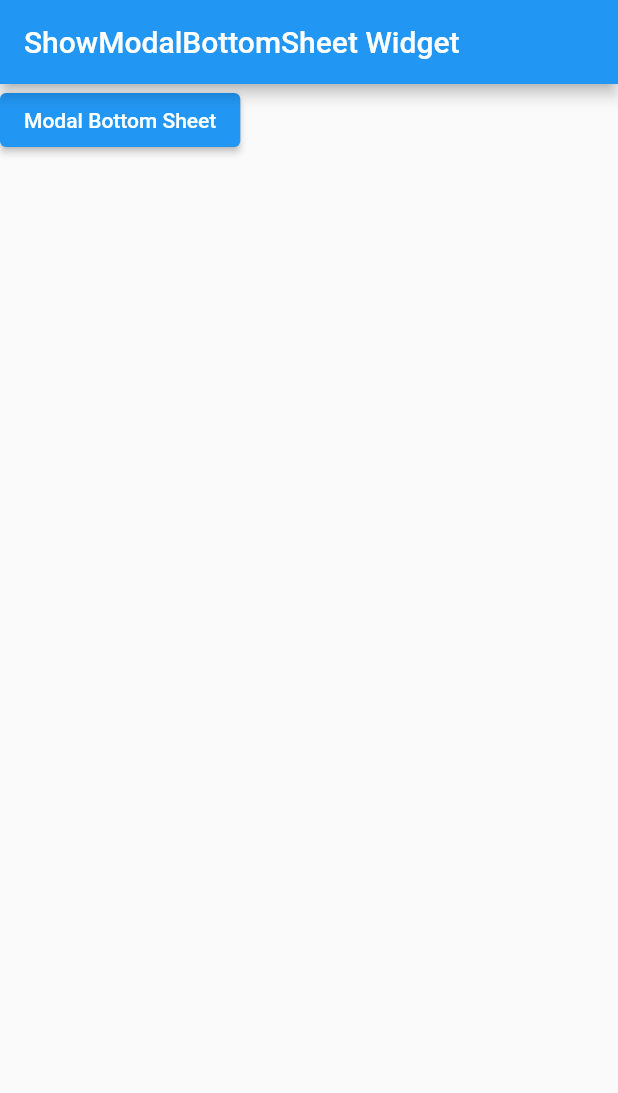
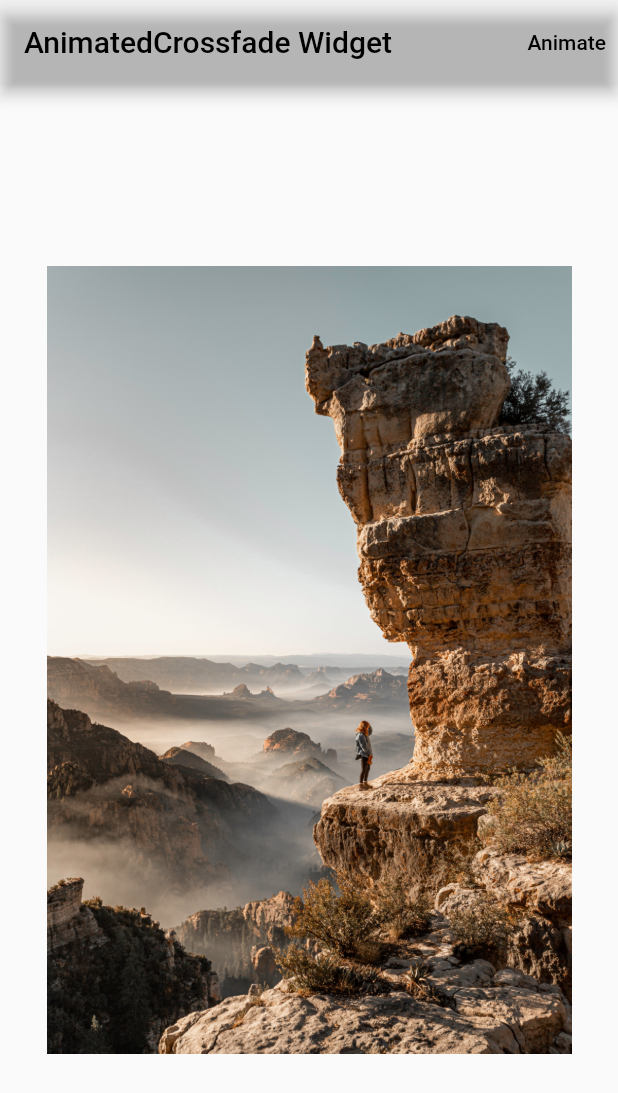
Before and after one commit to Darwin-willware/firstapp, a Flutter app: the screen it shows after launch, on a phone screen of 412 x 824 dp. Shown: the top 1093 px of the screen. Run offline on Flutter 3.47's test engine with Material 2 defaults, Android fonts, the phone set to English and light mode, and no system bars; our stand-ins replace chewie, file_picker, image_picker, permission_handler, video_player; missing offline and left inert: appinio_video_player.

Commit message:
Animated CrossFade between two widgets with this Widget

```diff
--- a/lib/flutt_learner/tutor.dart
+++ b/lib/flutt_learner/tutor.dart
@@ -1,3 +1,4 @@
+
 import 'package:flutter/material.dart';
 
 class learnToBuild extends StatefulWidget {
@@ -9,6 +10,7 @@ class learnToBuild extends StatefulWidget {
 
 class _learnToBuildState extends State<learnToBuild> {
   int _currentIndex = 0;
+   bool _bool = true;
   List<Widget> body  = const [
     Icon(Icons.home),
     Icon(Icons.video_file),
@@ -17,27 +19,47 @@ class _learnToBuildState extends State<learnToBuild> {
   ];
   @override
   Widget build(BuildContext context) {
+
     return Scaffold(
       appBar: AppBar(
-        title: Text("ShowModalBottomSheet Widget"),
+        title: Text("AnimatedCrossfade Widget",
+        style: TextStyle(color: Colors.black),
+        ),
+        backgroundColor: Colors.transparent,
+        actions: [
+          TextButton(
+            onPressed: (){
+              print("object");
+              print(_bool);
+              setState(() {
+                _bool = !_bool;
 
+              });
+              print("object after set state called");
+              print(_bool);
+            },
+          child:const Text("Animate",
+          style: TextStyle(
+            color: Colors.black
+          ),)
+          )
+        ],
       ),
-     body: ElevatedButton(
-      onPressed: (){
-        showModalBottomSheet(context: context,
-        builder: (BuildContext context){
-          return SizedBox(
-            height: 400,
-            child: Center(
-              child: ElevatedButton(onPressed: (){
-                Navigator.pop(context);
-              }, child: Text("Close")),
-            ),
-          );
-        }
-        );
-      },
-     child: const Text("Modal Bottom Sheet"),
+     body: Center(
+      child: AnimatedCrossFade(
+        firstChild: Image.asset(
+          'assets/images/twoimg.jpg',
+        width: 350,
+       // height: 100,
+        ),
+        secondChild: Image.asset(
+          'assets/images/oneimg.jpg',
+          width: 200,
+          height: 200,
+        ),
+        crossFadeState: _bool ? CrossFadeState.showFirst : CrossFadeState.showSecond ,
+        duration: const Duration(seconds: 2),
+      ),
      )
     );
   }
```
